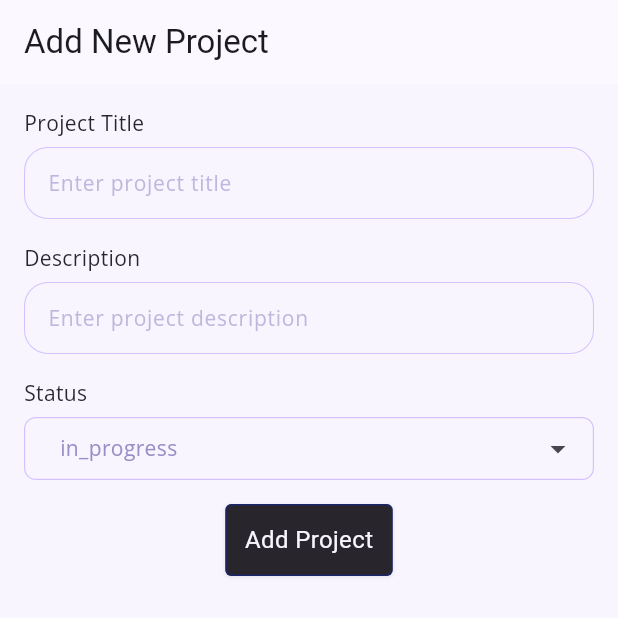
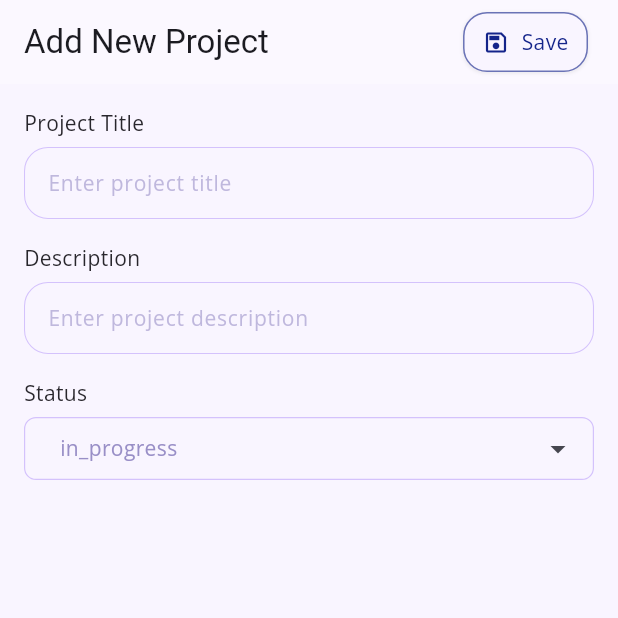
Before and after one commit to Debdaru07/Project-Management-Application, a Flutter app: the AddProjectPage screen opened by its route, on a phone screen of 412 x 824 dp, the top half of it. Run offline on Flutter 3.47's test engine with Material 3 defaults, Android fonts, the light colour scheme and no system bars; drawn by our look-alikes of dropdown_search, flutter_animate; our stand-ins replace go_router, google_fonts.

Commit message:
buttons refinements

```diff
--- a/frontend/lib/constants/animation_constants.dart
+++ b/frontend/lib/constants/animation_constants.dart
@@ -46,5 +46,31 @@ class AnimationEffectConstants {
         ),
       ],
     ),
+    'buttonTapAnimation': AnimationInfo(
+      effectsBuilder: [
+        ScaleEffect(
+          curve: Curves.easeOut,
+          duration: Duration(milliseconds: 100),
+          begin: const Offset(0.95, 0.95),
+          end: const Offset(1.0, 1.0),
+        ),
+      ],
+    ),
+    'pageChangeAnimation': AnimationInfo(
+      effectsBuilder: [
+        FadeEffect(
+          curve: Curves.easeInOut,
+          duration: Duration(milliseconds: 400),
+          begin: 0.0,
+          end: 1.0,
+        ),
+        MoveEffect(
+          curve: Curves.easeOut,
+          duration: Duration(milliseconds: 400),
+          begin: Offset(50.0, 0.0),
+          end: Offset(0.0, 0.0),
+        ),
+      ],
+    ),
   };
 }
--- a/frontend/lib/pages/projects/add_project.dart
+++ b/frontend/lib/pages/projects/add_project.dart
@@ -7,6 +7,8 @@ import '../../notifiers/project_notifier.dart';
 import '../../utils/components/app_button.dart';
 import '../../utils/components/app_searchable_dropdowns.dart';
 import '../../utils/components/app_textfield.dart';
+import '../../utils/theme/app_palette.dart';
+import '../../utils/theme/app_text_styles.dart';
 
 class AddProjectPage extends StatefulWidget {
   const AddProjectPage({super.key});
@@ -64,7 +66,27 @@ class _AddProjectPageState extends State<AddProjectPage> {
   @override
   Widget build(BuildContext context) {
     return Scaffold(
-      appBar: AppBar(title: const Text('Add New Project')),
+      appBar: AppBar(
+        title: const Text('Add New Project'),
+        actions: [
+          AppButton(
+            text: 'Save',
+            margin: const EdgeInsets.all(8),
+            backgroundColor: AppPalette.magnolia,
+            borderRadius: 16,
+            textstyle: AppTextStyles.bodyMedium.copyWith(
+              color: AppPalette.resolutionBlue,
+            ),
+            prefixIcon: Icon(
+              Icons.save_outlined,
+              color: AppPalette.resolutionBlue,
+              size: 18,
+            ),
+            onPressed: _isFormValid ? _submitForm : null, // Disable if invalid
+          ),
+          const SizedBox(width: 12),
+        ],
+      ),
       body: Padding(
         padding: const EdgeInsets.all(16.0),
         child: Form(
@@ -93,12 +115,6 @@ class _AddProjectPageState extends State<AddProjectPage> {
                 onChanged:
                     (value) => setState(() => _status = value ?? 'in_progress'),
               ),
-              const SizedBox(height: 16),
-              AppButton(
-                text: 'Add Project',
-                onPressed:
-                    _isFormValid ? _submitForm : null, // Disable if invalid
-              ),
             ],
           ),
         ),
--- a/frontend/lib/utils/components/app_button.dart
+++ b/frontend/lib/utils/components/app_button.dart
@@ -1,5 +1,7 @@
 import 'package:flutter/material.dart';
+import 'package:flutter_animate/flutter_animate.dart';
 
+import '../../constants/animation_constants.dart';
 import '../theme/app_palette.dart' as palette;
 import '../theme/app_palette.dart';
 import '../theme/app_text_styles.dart';
@@ -32,6 +34,8 @@ class AppButton extends StatelessWidget {
 
   @override
   Widget build(BuildContext context) {
+    final animation =
+        AnimationEffectConstants.usualAnimationEffects['buttonTapAnimation'];
     return MouseRegion(
           cursor: SystemMouseCursors.click,
           child: GestureDetector(
@@ -84,6 +88,9 @@ class AppButton extends StatelessWidget {
               ),
             ),
           ),
-    );
+        )
+        .animate()
+        .then(delay: Duration(milliseconds: 200))
+        .addEffects(animation?.effectsBuilder ?? []);
   }
 }
```
Also changed, not shown: frontend/lib/pages/tasks/tasks_page.dart (+9 -4 lines), frontend/lib/pages/tasks/upsert_task.dart (+20 -6 lines). Lines whose indentation alone changed are shown as unchanged.
